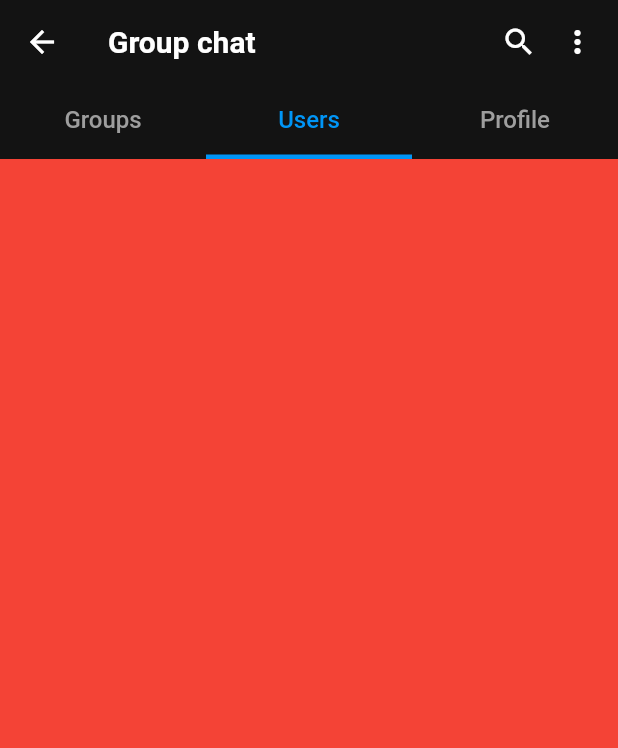
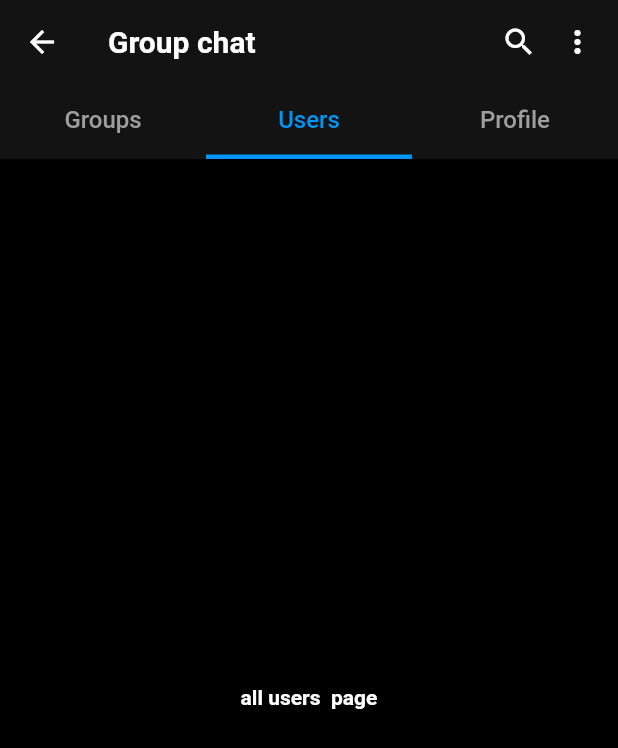
Before and after one commit to rim4j/flutter_chat_app, a Flutter app: the HomePage screen opened directly with empty values, after a tap on "Users", on a phone screen of 412 x 824 dp. Shown: the top 748 px of the screen. Run offline on Flutter 3.47's test engine with Material 2 defaults, Android fonts, the phone set to English and light mode, and no system bars; our stand-ins replace bloc, cached_network_image, cloud_firestore, equatable, firebase_auth, firebase_core and 8 more; accounts and stored records are empty; network calls fail.

Commit message:
edit profile

```diff
--- a/lib/features/app/home/home_page.dart
+++ b/lib/features/app/home/home_page.dart
@@ -5,7 +5,12 @@ import 'package:flutter_chat_app/config/theme/app_themes.dart';
 import 'package:flutter_chat_app/core/blocs/tab_bar_cubit.dart/tab_bar_cubit.dart';
 import 'package:flutter_chat_app/core/constants/constants.dart';
 import 'package:flutter_chat_app/core/widgets/custom_tab_bar/custom_tab_bar.dart';
+import 'package:flutter_chat_app/features/group/presentation/pages/group_page.dart';
+import 'package:flutter_chat_app/features/user/domain/entities/user_entity.dart';
 import 'package:flutter_chat_app/features/user/presentation/cubit/auth/auth_cubit.dart';
+import 'package:flutter_chat_app/features/user/presentation/cubit/single_user/single_user_cubit.dart';
+import 'package:flutter_chat_app/features/user/presentation/pages/all_users_page.dart';
+import 'package:flutter_chat_app/features/user/presentation/pages/profile_page.dart';
 
 class HomePage extends StatefulWidget {
   final String uid;
@@ -23,16 +28,17 @@ class _HomePageState extends State<HomePage> {
   PageController pageController = PageController();
 
   List<Widget> pages = [
-    Container(
-      color: Colors.amber,
-    ),
-    Container(
-      color: Colors.red,
-    ),
-    Container(
-      color: Colors.green,
-    ),
+    GroupPage(),
+    AllUsersPage(),
+    ProfilePage(),
   ];
+
+  @override
+  void initState() {
+    BlocProvider.of<SingleUserCubit>(context)
+        .getSingleUserProfile(user: UserEntity(uid: widget.uid));
+    super.initState();
+  }
 
   @override
   Widget build(BuildContext context) {
@@ -57,8 +63,13 @@ class _HomePageState extends State<HomePage> {
                 PopupMenuItem(
                   onTap: () {
                     BlocProvider.of<AuthCubit>(context).logout();
+                    BlocProvider.of<TabBarCubit>(context)
+                        .changeSelectedIndex(0);
                   },
-                  child: Text("Logout"),
+                  child: Text(
+                    "Logout",
+                    style: fEncodeSansMedium,
+                  ),
                 ),
               ];
             },
--- /dev/null
+++ b/lib/features/group/presentation/pages/group_page.dart
@@ -0,0 +1,19 @@
+import 'package:flutter/material.dart';
+import 'package:flutter_chat_app/config/theme/app_styles.dart';
+import 'package:flutter_chat_app/config/theme/app_themes.dart';
+
+class GroupPage extends StatelessWidget {
+  const GroupPage({super.key});
+
+  @override
+  Widget build(BuildContext context) {
+    return Container(
+      child: Center(
+        child: Text(
+          "group page",
+          style: fEncodeSansBold.copyWith(color: AppColors.primaryColor),
+        ),
+      ),
+    );
+  }
+}
--- a/lib/features/injection_container.dart
+++ b/lib/features/injection_container.dart
@@ -1,5 +1,6 @@
 import 'package:cloud_firestore/cloud_firestore.dart';
 import 'package:firebase_auth/firebase_auth.dart';
+import 'package:flutter_chat_app/features/storage/storage_injection_container.dart';
 import 'package:flutter_chat_app/features/user/user_injection_container.dart';
 import 'package:google_sign_in/google_sign_in.dart';
 import 'package:firebase_storage/firebase_storage.dart';
@@ -20,4 +21,5 @@ Future<void> init() async {
   locator.registerLazySingleton(() => storage);
 
   await userInjectionContainer();
+  await storageInjectionContainer();
 }
--- /dev/null
+++ b/lib/features/storage/data/data_sources/remote/cloud_storage_remote_data_source.dart
@@ -0,0 +1,6 @@
+import 'dart:io';
+
+abstract class CloudStorageRemoteDataSource {
+  Future<String> uploadImageProfile({required File file});
+  Future<String> uploadGroupImage({required File file});
+}
--- /dev/null
+++ b/lib/features/storage/domain/repositories/cloud_storage_repository.dart
@@ -0,0 +1,6 @@
+import 'dart:io';
+
+abstract class CloudStorageRepository {
+  Future<String> uploadImageProfile({required File file});
+  Future<String> uploadGroupImage({required File file});
+}
--- a/lib/features/user/presentation/cubit/single_user/single_user_cubit.dart
+++ b/lib/features/user/presentation/cubit/single_user/single_user_cubit.dart
@@ -1,8 +1,32 @@
+import 'dart:io';
+
 import 'package:bloc/bloc.dart';
 import 'package:equatable/equatable.dart';
+
+import 'package:flutter_chat_app/features/user/domain/entities/user_entity.dart';
+import 'package:flutter_chat_app/features/user/domain/use_cases/get_single_user.dart';
 
 part 'single_user_state.dart';
 
 class SingleUserCubit extends Cubit<SingleUserState> {
-  SingleUserCubit() : super(SingleUserInitial());
+  final GetSingleUserUseCase getSingleUserUseCase;
+
+  SingleUserCubit({
+    required this.getSingleUserUseCase,
+  }) : super(SingleUserInitial());
+
+  Future<void> getSingleUserProfile({required UserEntity user}) async {
+    emit(SingleUserLoading());
+
+    try {
+      final streamRes = getSingleUserUseCase(user);
+      streamRes.listen((users) {
+        emit(SingleUserSuccess(currentUser: users.first));
+      });
+    } on SocketException catch (_) {
+      emit(SingleUserFailed());
+    } catch (_) {
+      emit(SingleUserFailed());
+    }
+  }
 }
--- a/lib/features/user/presentation/cubit/single_user/single_user_state.dart
+++ b/lib/features/user/presentation/cubit/single_user/single_user_state.dart
@@ -2,9 +2,28 @@ part of 'single_user_cubit.dart';
 
 abstract class SingleUserState extends Equatable {
   const SingleUserState();
+}
+
+class SingleUserInitial extends SingleUserState {
+  @override
+  List<Object?> get props => [];
+}
+
+class SingleUserLoading extends SingleUserState {
+  @override
+  List<Object?> get props => [];
+}
+
+class SingleUserSuccess extends SingleUserState {
+  final UserEntity currentUser;
+
+  const SingleUserSuccess({required this.currentUser});
 
   @override
-  List<Object> get props => [];
+  List<Object?> get props => [currentUser];
 }
 
-class SingleUserInitial extends SingleUserState {}
+class SingleUserFailed extends SingleUserState {
+  @override
+  List<Object?> get props => [];
+}
--- a/lib/features/user/presentation/cubit/user/user_cubit.dart
+++ b/lib/features/user/presentation/cubit/user/user_cubit.dart
@@ -1,8 +1,45 @@
+import 'dart:io';
+
 import 'package:bloc/bloc.dart';
 import 'package:equatable/equatable.dart';
+
+import 'package:flutter_chat_app/features/user/domain/entities/user_entity.dart';
+import 'package:flutter_chat_app/features/user/domain/use_cases/get_all_users.dart';
+import 'package:flutter_chat_app/features/user/domain/use_cases/get_update_user.dart';
 
 part 'user_state.dart';
 
 class UserCubit extends Cubit<UserState> {
-  UserCubit() : super(UserInitial());
+  final GetAllUsersUseCase getAllUsersUseCase;
+  final GetUpdateUserUseCase getUpdateUserUseCase;
+
+  UserCubit({
+    required this.getAllUsersUseCase,
+    required this.getUpdateUserUseCase,
+  }) : super(UserInitial());
+
+  Future<void> getUsers({required UserEntity user}) async {
+    emit(UserLoading());
+
+    try {
+      final streamRes = getAllUsersUseCase(user);
+      streamRes.listen((users) {
+        emit(UserSuccess(users: users));
+      });
+    } on SocketException catch (_) {
+      emit(UserFailed());
+    } catch (_) {
+      emit(UserFailed());
+    }
+  }
+
+  Future<void> getUpdateUser({required UserEntity user}) async {
+    try {
+      await getUpdateUserUseCase(user);
+    } on SocketException catch (_) {
+      emit(UserFailed());
+    } catch (_) {
+      emit(UserFailed());
+    }
+  }
 }
--- a/lib/features/user/presentation/cubit/user/user_state.dart
+++ b/lib/features/user/presentation/cubit/user/user_state.dart
@@ -2,9 +2,30 @@ part of 'user_cubit.dart';
 
 abstract class UserState extends Equatable {
   const UserState();
+}
+
+class UserInitial extends UserState {
+  @override
+  List<Object?> get props => [];
+}
+
+class UserLoading extends UserState {
+  @override
+  List<Object?> get props => [];
+}
+
+class UserSuccess extends UserState {
+  final List<UserEntity> users;
+
+  const UserSuccess({
+    required this.users,
+  });
 
   @override
-  List<Object> get props => [];
+  List<Object?> get props => [users];
 }
 
-class UserInitial extends UserState {}
+class UserFailed extends UserState {
+  @override
+  List<Object?> get props => [];
+}
--- /dev/null
+++ b/lib/features/user/presentation/pages/all_users_page.dart
@@ -0,0 +1,19 @@
+import 'package:flutter/material.dart';
+import 'package:flutter_chat_app/config/theme/app_styles.dart';
+import 'package:flutter_chat_app/config/theme/app_themes.dart';
+
+class AllUsersPage extends StatelessWidget {
+  const AllUsersPage({super.key});
+
+  @override
+  Widget build(BuildContext context) {
+    return Container(
+      child: Center(
+        child: Text(
+          "all users  page",
+          style: fEncodeSansBold.copyWith(color: AppColors.primaryColor),
+        ),
+      ),
+    );
+  }
+}
--- /dev/null
+++ b/lib/features/user/presentation/pages/profile_page.dart
@@ -0,0 +1,232 @@
+import 'dart:io';
+
+import 'package:cached_network_image/cached_network_image.dart';
+import 'package:flutter/material.dart';
+import 'package:flutter_bloc/flutter_bloc.dart';
+import 'package:flutter_chat_app/config/theme/app_styles.dart';
+import 'package:flutter_chat_app/config/theme/app_themes.dart';
+import 'package:flutter_chat_app/core/constants/constants.dart';
+import 'package:flutter_chat_app/core/utils/custom_toast.dart';
+import 'package:flutter_chat_app/core/widgets/custom_button.dart';
+import 'package:flutter_chat_app/features/injection_container.dart';
+import 'package:flutter_chat_app/features/storage/domain/use_cases/upload_profile_image_usecase.dart';
+import 'package:flutter_chat_app/features/user/domain/entities/user_entity.dart';
+import 'package:flutter_chat_app/features/user/presentation/cubit/single_user/single_user_cubit.dart';
+import 'package:flutter_chat_app/features/user/presentation/cubit/user/user_cubit.dart';
+import 'package:flutter_chat_app/features/user/presentation/widgets/form_container_widget.dart';
+import 'package:flutter_spinkit/flutter_spinkit.dart';
+import 'package:image_picker/image_picker.dart';
+
+class ProfilePage extends StatefulWidget {
+  const ProfilePage({super.key});
+
+  @override
+  State<ProfilePage> createState() => _ProfilePageState();
+}
+
+class _ProfilePageState extends State<ProfilePage> {
+  File? _image;
+  bool _loading = false;
+
+  final TextEditingController _nameController = TextEditingController();
+  final TextEditingController _statusController = TextEditingController();
+  final TextEditingController _emailController = TextEditingController();
+
+  @override
+  void dispose() {
+    super.dispose();
+    _nameController.dispose();
+    _statusController.dispose();
+    _emailController.dispose();
+  }
+
+  @override
+  Widget build(BuildContext context) {
+    return Scaffold(
+      backgroundColor: AppColors.backGroundColor,
+      body: BlocBuilder<SingleUserCubit, SingleUserState>(
+        builder: (context, singleUserState) {
+          if (singleUserState is SingleUserLoading) {
+            return const Center(
+              child: SpinKitThreeBounce(
+                color: AppColors.blueColor,
+                size: 50,
+              ),
+            );
+          }
+
+          if (singleUserState is SingleUserSuccess) {
+            return _bodyWidget(singleUserState.currentUser);
+          }
+
+          if (singleUserState is SingleUserFailed) {
+            return Center(
+              child: Text(
+                "something went wrong",
+                style: fEncodeSansBold.copyWith(
+                  color: AppColors.primaryColor,
+                  fontSize: 18,
+                ),
+              ),
+            );
+          }
+
+          return Container();
+        },
+      ),
+    );
+  }
+
+  Future getImage() async {
+    try {
+      final pickedFile = await ImagePicker().pickImage(
+        source: ImageSource.gallery,
+        imageQuality: 20,
+      );
+
+      setState(() {
+        if (pickedFile != null) {
+          _image = File(pickedFile.path);
+        } else {
+          print('No image selected.');
+        }
+      });
+    } catch (e) {
+      toast(message: "error $e");
+      print(e);
+    }
+  }
+
+  Widget _bodyWidget(UserEntity currentUser) {
+    _nameController.value = TextEditingValue(text: "${currentUser.name}");
+    _emailController.value = TextEditingValue(text: "${currentUser.email}");
+    _statusController.value = TextEditingValue(text: "${currentUser.status}");
+
+    showImage() {
+      if (currentUser.profileUrl == "") {
+        return IMAGES.profileDefault;
+      } else {
+        return currentUser.profileUrl!;
+      }
+    }
+
+    return Container(
+      margin: const EdgeInsets.all(15),
+      child: Column(
+        children: [
+          Container(
+            height: 80,
+            width: 80,
+            decoration: const BoxDecoration(
+              shape: BoxShape.circle,
+            ),
+            child: GestureDetector(
+              onTap: () {
+                getImage();
+              },
+              //select image
+              child: _image != null
+                  ? ClipRRect(
+                      borderRadius: BorderRadius.circular(100),
+                      child: Image.file(
+                        _image!.absolute,
+                        fit: BoxFit.cover,
+                      ),
+                    )
+                  : CachedNetworkImage(
+                      //check image url is empty show default image
+                      imageUrl: showImage(),
+
+                      imageBuilder: (context, imageProvider) => Container(
+                        decoration: BoxDecoration(
+                          shape: BoxShape.circle,
+                          image: DecorationImage(
+                            image: imageProvider,
+                            fit: BoxFit.cover,
+                          ),
+                        ),
+                      ),
+                      placeholder: (context, url) =>
+                          const CircularProgressIndicator(),
+                      errorWidget: (context, url, error) =>
+                          const Icon(Icons.error),
+                    ),
+            ),
+          ),
+          sizeVer(15),
+          Text(
+            'Remove profile photo',
+            style: fEncodeSansMedium.copyWith(
+                color: AppColors.blueColor, fontSize: 16),
+          ),
+          sizeVer(15),
+          FormContainerWidget(
+            hintText: "Username",
+            prefixIcon: const Icon(Icons.person),
+            controller: _nameController,
+          ),
+          sizeVer(15),
+          FormContainerWidget(
+            hintText: "Email",
+            prefixIcon: const Icon(Icons.email),
+            controller: _emailController,
+          ),
+          sizeVer(15),
+          FormContainerWidget(
+            hintText: "Status",
+            prefixIcon: const Icon(Icons.data_array),
+            controller: _statusController,
+          ),
+          sizeVer(30),
+          CustomButton(
+            title: "Update",
+            loading: _loading,
+            onTap: () {
+              _loading ? () {} : _updateProfile(currentUser.uid!);
+            },
+          )
+        ],
+      ),
+    );
+  }
+
+  void _updateProfile(String uid) {
+    if (_image != null) {
+      setState(() {
+        _loading = true;
+      });
+      locator<UploadImageProfileUseCase>().call(file: _image!).then(
+        (imageUrl) {
+          BlocProvider.of<UserCubit>(context).getUpdateUser(
+            user: UserEntity(
+              uid: uid,
+              name: _nameController.text,
+              status: _statusController.text,
+              profileUrl: imageUrl,
+            ),
+          );
+          toast(message: "updated profile", backGroundColor: Colors.green);
+          setState(() {
+            _loading = false;
+            _image = null;
+          });
+        },
+      );
+    } else {
+      setState(() {
+        _loading = true;
+      });
+      BlocProvider.of<UserCubit>(context).getUpdateUser(
+        user: UserEntity(
+          uid: uid,
+          name: _nameController.text,
+          status: _statusController.text,
+        ),
+      );
+      toast(message: "updated profile", backGroundColor: Colors.green);
+      setState(() {
+        _loading = false;
+      });
+    }
+  }
+}
```
Also changed, not shown: lib/core/constants/constants.dart (+7 -1 lines), lib/features/storage/data/data_sources/remote/cloud_storage_remote_data_source_impl.dart (added, +46 -0 lines), lib/features/storage/data/repositories/cloud_storage_repository_impl.dart (added, +19 -0 lines), lib/features/storage/domain/use_cases/upload_group_image_usecase.dart (added, +15 -0 lines), lib/features/storage/domain/use_cases/upload_profile_image_usecase.dart (added, +15 -0 lines), lib/features/storage/storage_injection_container.dart (added, +26 -0 lines), lib/features/user/user_injection_container.dart (+14 -0 lines), lib/main.dart (+9 -0 lines), 2 other files.
